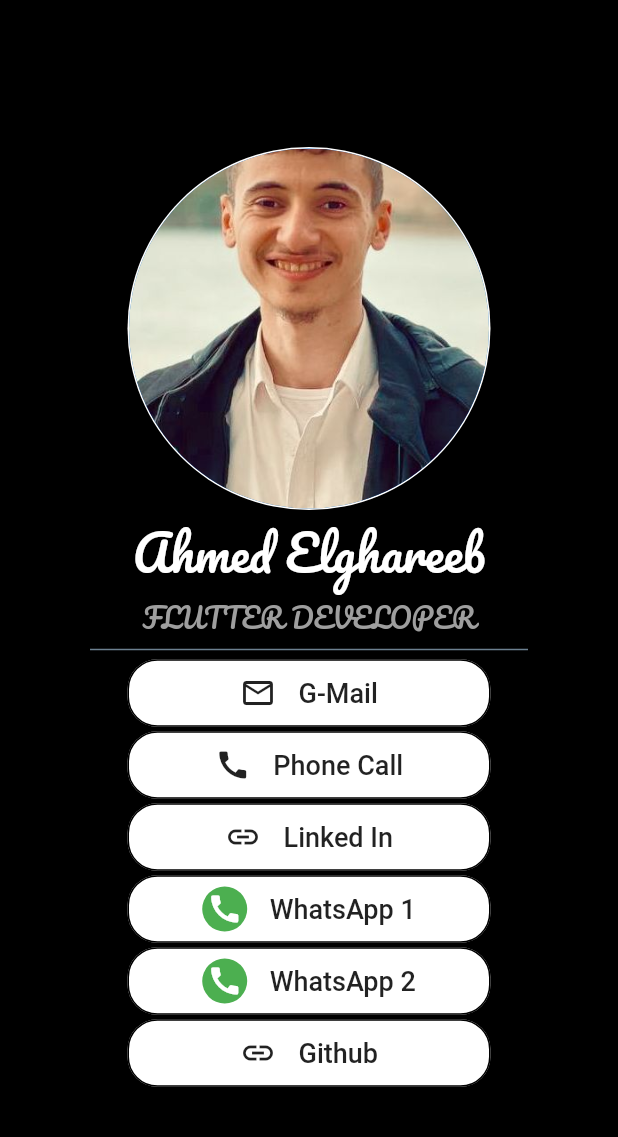
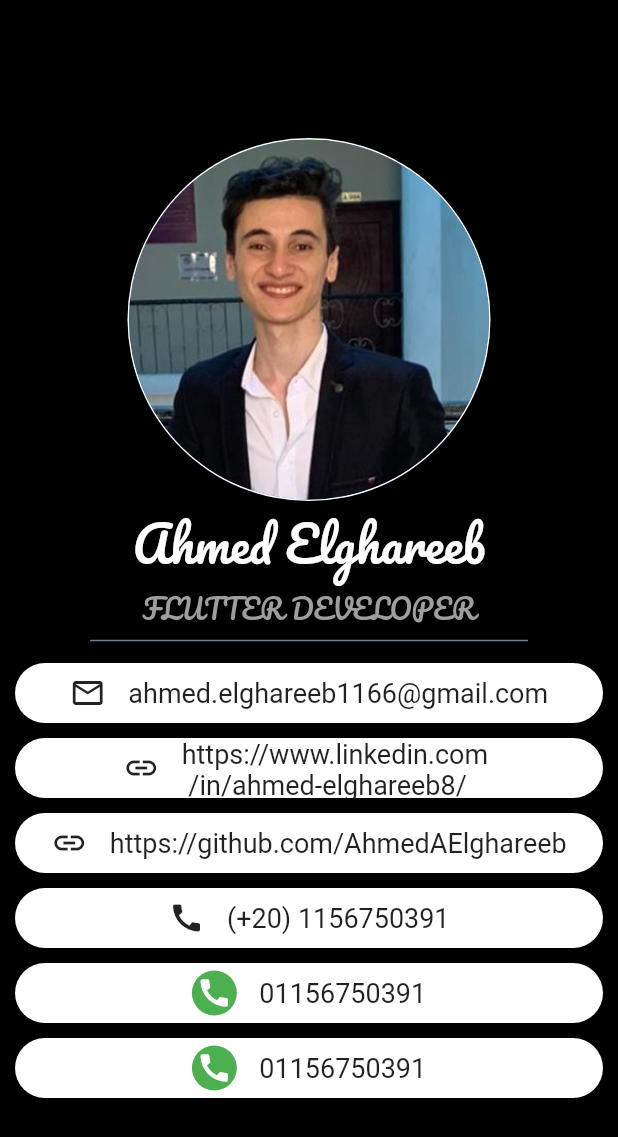
Before and after one commit to AhmedAElghareeb/Business-Card, a Flutter app: the screen it shows after launch, on a phone screen of 412 x 824 dp. Shown: the top 1137 px of the screen. Run offline on Flutter 3.47's test engine with Material 2 defaults, Android fonts, the light colour scheme and no system bars; missing offline and left inert: flutter_phone_direct_caller.

Commit message:
Info Show

```diff
--- a/lib/main.dart
+++ b/lib/main.dart
@@ -24,7 +24,7 @@ class BusniessCardApp extends StatelessWidget
               backgroundColor: Colors.white,
               child: CircleAvatar(
                 radius: 120,
-                backgroundImage: AssetImage("images/me.jpg"),
+                backgroundImage: AssetImage("images/mee.png"),
               ),
             ),
             Text(
@@ -51,154 +51,110 @@ class BusniessCardApp extends StatelessWidget
               height: 10,
             ),
             Padding(
-              padding: const EdgeInsets.symmetric(horizontal: 85.0),
-              child: MaterialButton(
-                shape: OutlineInputBorder(
-                  borderRadius: BorderRadius.circular(20.0),
+              padding: const EdgeInsets.all(10.0),
+                child: Container(
+                  height: 40.0,
+                  decoration: BoxDecoration(
+                    color: Colors.white,
+                    borderRadius: BorderRadius.circular(25.0),
                   ),
-                height: 45,
-                color: Colors.white,
-                onPressed: ()
-                {
-                  launch("https://ahmed.elghareeb1166@gmail.com");
-                },
-                child: Container(
                   child: Row(
                     mainAxisAlignment: MainAxisAlignment.center,
                     children: [
                       Icon(Icons.email_outlined),
                       SizedBox(width: 15,),
-                      Text("G-Mail", style: TextStyle(fontSize: 18.0),),
+                      Text("ahmed.elghareeb1166@gmail.com", style: TextStyle(fontSize: 18.0),),
                     ],
                   ),
                 ),
               ),
+            Padding(
+              padding: const EdgeInsets.symmetric(horizontal: 10.0),
+              child: Container(
+                height: 40.0,
+                decoration: BoxDecoration(
+                  color: Colors.white,
+                  borderRadius: BorderRadius.circular(25.0),
+                ),
+                child: Row(
+                  mainAxisAlignment: MainAxisAlignment.center,
+                  children: [
+                    Icon(Icons.link),
+                    SizedBox(width: 15,),
+                    Text("https://www.linkedin.com \n /in/ahmed-elghareeb8/", style: TextStyle(fontSize: 18.0),),
+                  ],
+                ),
+              ),
             ),
             Padding(
-              padding: const EdgeInsets.symmetric(horizontal: 85.0),
-              child: MaterialButton(
-                shape: OutlineInputBorder(
-                  borderRadius: BorderRadius.circular(20.0),
+              padding: const EdgeInsets.all(10.0),
+              child: Container(
+                height: 40.0,
+                decoration: BoxDecoration(
+                  color: Colors.white,
+                  borderRadius: BorderRadius.circular(25.0),
                 ),
-                height: 45,
+                child: Row(
+                  mainAxisAlignment: MainAxisAlignment.center,
+                  children: [
+                    Icon(Icons.link),
+                    SizedBox(width: 15,),
+                    Text("https://github.com/AhmedAElghareeb", style: TextStyle(fontSize: 18.0),),
+                  ],
+                ),
+              ),
+            ),
+            Padding(
+              padding: const EdgeInsets.symmetric(horizontal: 10.0),
+              child: Container(
+                height: 40.0,
+                decoration: BoxDecoration(
                   color: Colors.white,
-                onPressed: ()
-                {
-                  FlutterPhoneDirectCaller.callNumber("+201156750391");
-                },
-                child: Container(
+                  borderRadius: BorderRadius.circular(25.0),
+                ),
                 child: Row(
                   mainAxisAlignment: MainAxisAlignment.center,
                   children: [
                     Icon(Icons.call),
                     SizedBox(width: 15,),
-                      Text("Phone Call", style: TextStyle(fontSize: 18.0),),
+                    Text("(+20) 1156750391", style: TextStyle(fontSize: 18.0),),
                   ],
                 ),
               ),
             ),
+            Padding(
+              padding: const EdgeInsets.all(10.0),
+              child: Container(
+                height: 40.0,
+                decoration: BoxDecoration(
+                  color: Colors.white,
+                  borderRadius: BorderRadius.circular(25.0),
                 ),
-            Padding(
-              padding: const EdgeInsets.symmetric(horizontal: 85.0),
-              child: MaterialButton(
-                shape: OutlineInputBorder(
-                  borderRadius: BorderRadius.circular(20.0),
-                ),
-                height: 45,
-                color: Colors.white,
-                onPressed: ()
-                {
-                  launch("https://www.linkedin.com/in/ahmed-elghareeb8/");
-                },
-                child: Container(
                 child: Row(
                   mainAxisAlignment: MainAxisAlignment.center,
                   children: [
-                      Icon(Icons.link),
+                    CircleAvatar(backgroundColor: Colors.green, radius: 15, child: Icon(Icons.call, color: Colors.white,)),
                     SizedBox(width: 15,),
-                      Text("Linked In", style: TextStyle(fontSize: 18.0),),
+                    Text("01156750391", style: TextStyle(fontSize: 18.0),),
                   ],
                 ),
               ),
             ),
+            Padding(
+              padding: const EdgeInsets.symmetric(horizontal: 10.0),
+              child: Container(
+                height: 40.0,
+                decoration: BoxDecoration(
+                  color: Colors.white,
+                  borderRadius: BorderRadius.circular(25.0),
                 ),
-            Padding(
-              padding: const EdgeInsets.symmetric(horizontal: 85.0),
-              child: MaterialButton(
-                shape: OutlineInputBorder(
-                  borderRadius: BorderRadius.circular(20.0),
-                ),
-                height: 45,
-                color: Colors.white,
-                onPressed: ()
-                {
-                  launch("https://wa.me/+201156750391");
-                },
-                child: Container(
                 child: Row(
                   mainAxisAlignment: MainAxisAlignment.center,
                   children: [
-                      CircleAvatar(
-                        radius: 15,
-                        backgroundColor: Colors.green,
-                        child: Icon(Icons.call, color: Colors.white,),
-                      ),
+                    CircleAvatar(backgroundColor: Colors.green, radius: 15, child: Icon(Icons.call, color: Colors.white,)),
                     SizedBox(width: 15,),
-                      Text("WhatsApp 1", style: TextStyle(fontSize: 18.0),),
+                    Text("01156750391", style: TextStyle(fontSize: 18.0),),
                   ],
-                  ),
-                ),
-              ),
-            ),
-            Padding(
-              padding: const EdgeInsets.symmetric(horizontal: 85.0),
-              child: MaterialButton(
-                shape: OutlineInputBorder(
-                  borderRadius: BorderRadius.circular(20.0),
-                ),
-                height: 45,
-                color: Colors.white,
-                onPressed: ()
-                {
-                  launch("https://wa.me/+201064503827");
-                },
-                child: Container(
-                  child: Row(
-                    mainAxisAlignment: MainAxisAlignment.center,
-                    children: [
-                      CircleAvatar(
-                        backgroundColor: Colors.green,
-                        radius: 15,
-                        child: Icon(Icons.call, color: Colors.white,),
-                      ),
-                      SizedBox(width: 15,),
-                      Text("WhatsApp 2", style: TextStyle(fontSize: 18.0),),
-                    ],
-                  ),
-                ),
-              ),
-            ),
-            Padding(
-              padding: const EdgeInsets.symmetric(horizontal: 85.0),
-              child: MaterialButton(
-                shape: OutlineInputBorder(
-                  borderRadius: BorderRadius.circular(20.0),
-                ),
-                height: 45,
-                color: Colors.white,
-                onPressed: ()
-                {
-                  launch("https://github.com/AhmedAElghareeb");
-                },
-                child: Container(
-                  child: Row(
-                    mainAxisAlignment: MainAxisAlignment.center,
-                    children: [
-                      Icon(Icons.link),
-                      SizedBox(width: 15,),
-                      Text("Github", style: TextStyle(fontSize: 18.0),),
-                    ],
-                  ),
                 ),
               ),
             ),
--- a/pubspec.yaml
+++ b/pubspec.yaml
@@ -62,7 +62,7 @@ flutter:
 
   # To add assets to your application, add an assets section, like this:
   assets:
-    - images/me.jpg
+    - images/mee.png
 
   # An image asset can refer to one or more resolution-specific "variants", see
   # https://flutter.dev/assets-and-images/#resolution-aware
```
Also changed, not shown: app_screen_shots/me.png (added), images/me.jpg (deleted), images/mee.png (added). Lines whose indentation alone changed are shown as unchanged.
